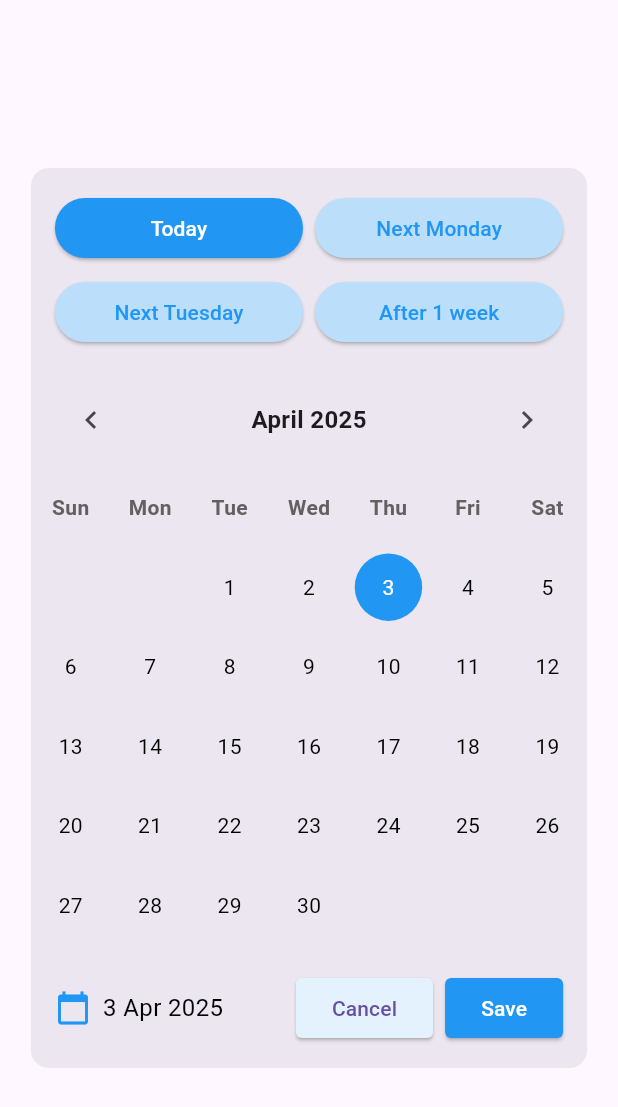
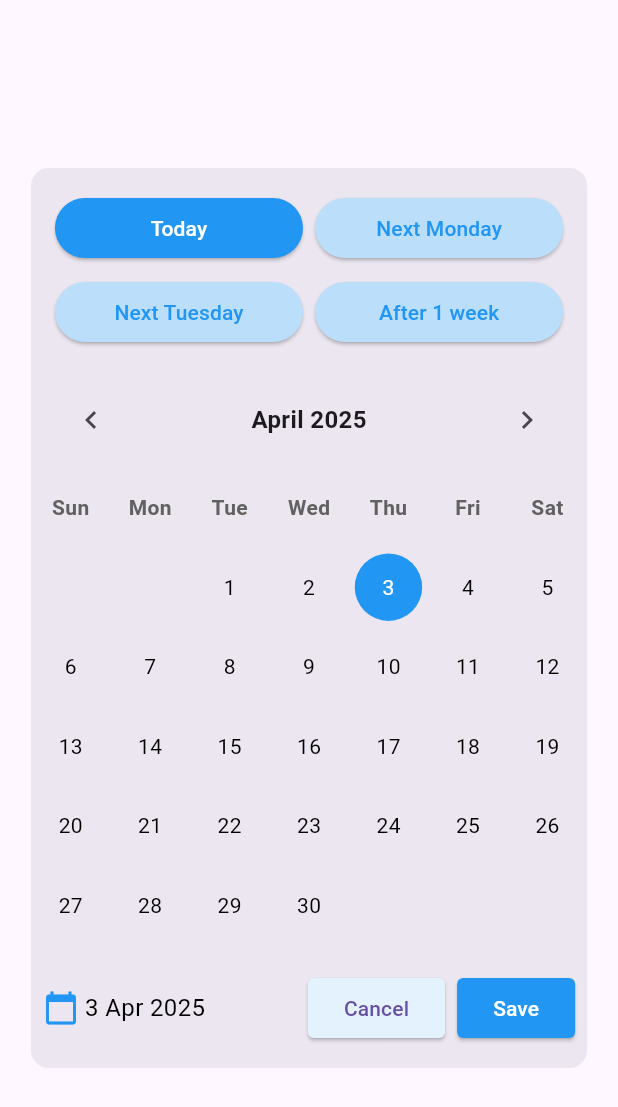
Before and after one commit to Hemant72/realtime_innovations, a Flutter app: the DateDialog widget shown alone on an empty page, opened directly, on a phone screen of 412 x 824 dp. Shown: the top 1107 px of the screen. Run offline on Flutter 3.47's test engine with Material 3 defaults, Android fonts, the phone set to English and light mode, and no system bars; our stand-ins replace flutter_bloc, sqflite; accounts and stored records are empty.

Commit message:
ui issue fix

```diff
--- a/lib/screens/date_picker_screen.dart
+++ b/lib/screens/date_picker_screen.dart
@@ -301,15 +301,15 @@ class _DateDialogState extends State<DateDialog> {
   }
 
   Widget _buildBottomButtons() {
-    return Container(
-      padding: const EdgeInsets.all(16),
+    return Padding(
+      padding: const EdgeInsets.symmetric(horizontal: 8.0, vertical: 16.0),
       child: Row(
         mainAxisAlignment: MainAxisAlignment.spaceBetween,
         children: [
           Row(
             children: [
               Icon(Icons.calendar_today, color: Colors.blue),
-              const SizedBox(width: 8),
+              const SizedBox(width: 4),
               Text(
                 '${_selectedDate.day} ${_getMonth(_selectedDate.month)} ${_selectedDate.year}',
                 style: const TextStyle(fontSize: 16, color: Colors.black),
```
